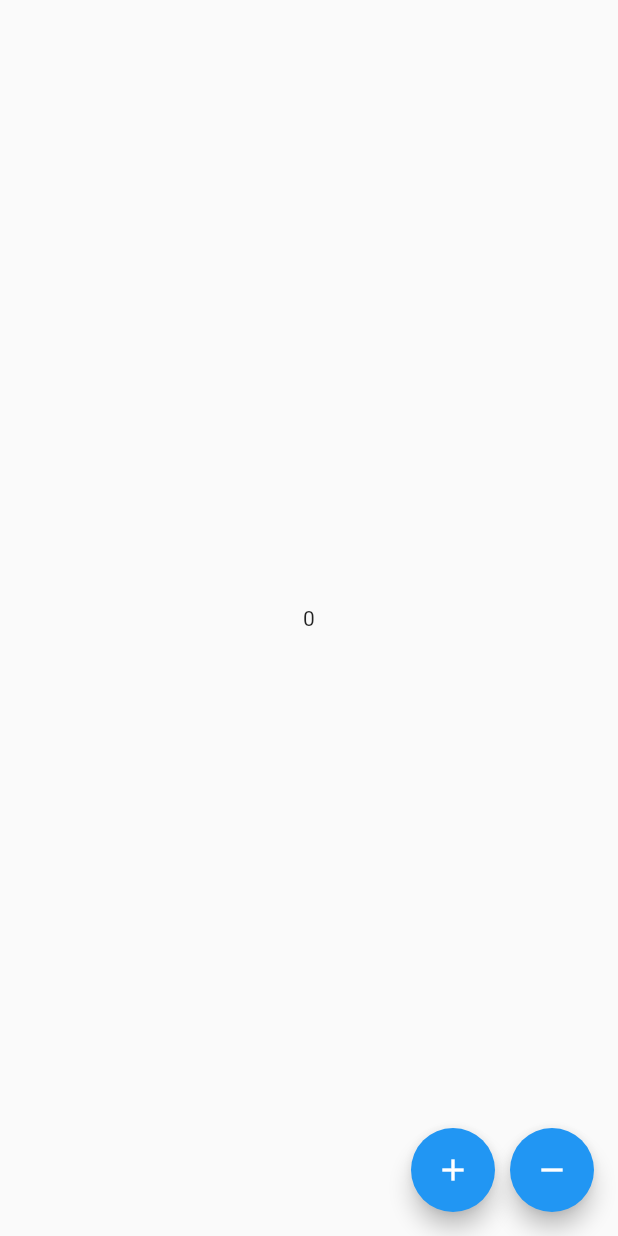
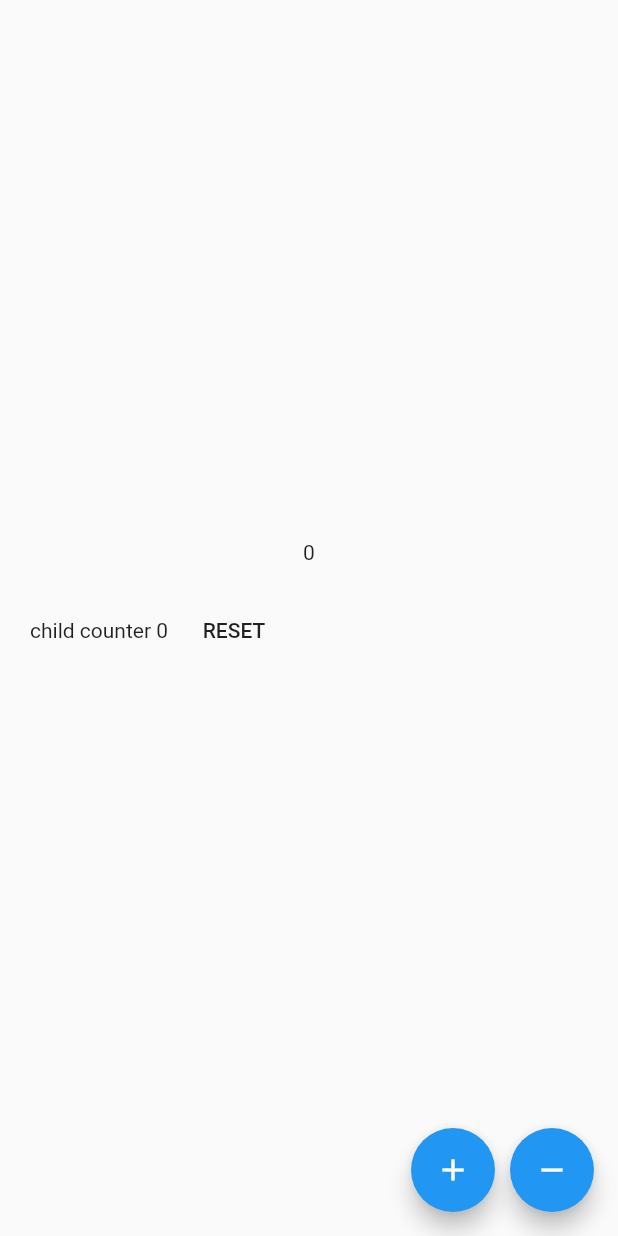
Before and after one commit to agatavitoria/providers-flutter, a Flutter app: the HomePage screen opened directly, on a phone screen of 412 x 824 dp. Run offline on Flutter 3.47's test engine with Material 2 defaults, Android fonts, the phone set to English and light mode, and no system bars.

Commit message:
utilizando multi providers

```diff
--- a/lib/pages/home_page.dart
+++ b/lib/pages/home_page.dart
@@ -1,6 +1,7 @@
 import 'package:flutter/material.dart';
 import 'package:provider/provider.dart';
 import 'package:providers_example/providers/counter_provider.dart';
+import 'package:providers_example/widgets/child_counter.dart';
 
 class HomePage extends StatefulWidget {
   @override
@@ -13,9 +14,7 @@ class _HomePageState extends State<HomePage> {
   @override
   void initState() {
     super.initState();
-    _counterProvider.addListener(() {
-      print('new value ${_counterProvider.counter}');
-    });
+    _counterProvider.addListener(() {});
   }
 
   @override
@@ -25,10 +24,19 @@ class _HomePageState extends State<HomePage> {
       child: Scaffold(
         body: Center(
           // consumer é utilizado para atulizar a tela quando usa um provider
-          child: Consumer<CounterProvider>(
-            builder: (_, provider, widget) {
-              return Text(provider.counter.toString());
-            },
+          child: Container(
+            width: double.infinity,
+            child: Column(
+              mainAxisAlignment: MainAxisAlignment.center,
+              children: [
+                Consumer<CounterProvider>(
+                  builder: (_, provider, widget) {
+                    return Text(provider.counter.toString());
+                  },
+                ),
+                ChildCounter(),
+              ],
+            ),
           ),
         ),
         floatingActionButton: Row(
--- a/lib/providers/counter_provider.dart
+++ b/lib/providers/counter_provider.dart
@@ -14,4 +14,9 @@ class CounterProvider extends ChangeNotifier {
     _counter--;
     notifyListeners();
   }
+
+  void reset() {
+    _counter = 0;
+    notifyListeners();
+  }
 }
--- /dev/null
+++ b/lib/providers/user_provider.dart
@@ -0,0 +1,32 @@
+import 'package:flutter/widgets.dart';
+
+class UserProvider extends ChangeNotifier {
+  String _name, _lastName;
+  int _age;
+
+  String get name => _name;
+  String get lastName => _lastName;
+  int get age => _age;
+
+  void setAge(int age) {
+    this._age = age;
+    notifyListeners();
+  }
+
+  void setName(String name) {
+    this._name = name;
+    notifyListeners();
+  }
+
+  void setLastName(String lastName) {
+    this._lastName = lastName;
+    notifyListeners();
+  }
+
+  void logOut() {
+    this._name = null;
+    this._lastName = null;
+    this._age = null;
+    notifyListeners();
+  }
+}
--- /dev/null
+++ b/lib/widgets/child_counter.dart
@@ -0,0 +1,28 @@
+import 'package:flutter/material.dart';
+import 'package:provider/provider.dart';
+import 'package:providers_example/providers/counter_provider.dart';
+
+class ChildCounter extends StatelessWidget {
+  @override
+  Widget build(BuildContext context) {
+    print('build childProvider');
+    final counterProvider = Provider.of<CounterProvider>(context, listen: false);
+
+    return Container(
+      padding: EdgeInsets.all(20),
+      child: Row(
+        children: [
+          Consumer<CounterProvider>(
+            builder: (_, provider, widget) {
+              return Text('child counter ${provider.counter}');
+            },
+          ),
+          FlatButton(
+            child: Text('RESET'),
+            onPressed: () => counterProvider.reset(),
+          ),
+        ],
+      )
+    );
+  }
+}
```
Also changed, not shown: lib/main.dart (+22 -7 lines), lib/pages/detalhe_page.dart (added, +23 -0 lines), lib/pages/user_form.dart (added, +94 -0 lines).
